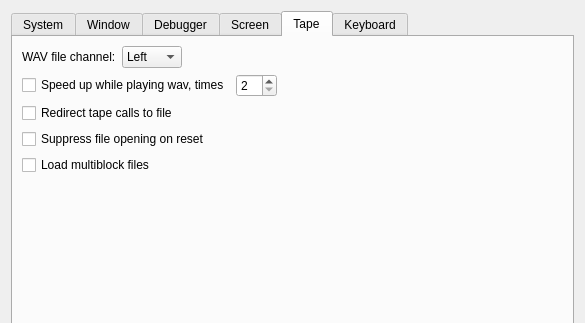
vpyk/emu80v4, file src/qt/qtSettingsDialog.ui: the form before one commit; both pictures show x 0 to 585 and y 0 to 323 of the 585 by 541 pixel window.
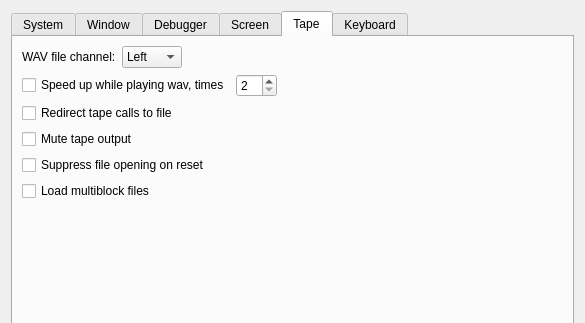
The form after the commit. The open tabs and pages were chosen to show the change.

Commit message: Add "mute tape output" option

Diff of the .ui file:
```diff
--- a/src/qt/qtSettingsDialog.ui
+++ b/src/qt/qtSettingsDialog.ui
@@ -1106,6 +1106,13 @@
          </property>
         </widget>
        </item>
+       <item>
+        <widget class="QCheckBox" name="muteTapeCheckBox">
+         <property name="text">
+          <string>Mute tape output</string>
+         </property>
+        </widget>
+       </item>
        <item>
         <widget class="QCheckBox" name="tapeSuppressOpeningCheckBox">
          <property name="text">
```
Left out of the diff: 3 changed lines with no effect on the pictures. The commit also changes 52 other files.
